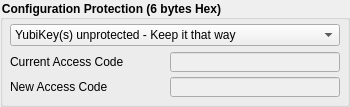
First picture: the form in src/ui/yubiaccbox.ui, repository Yubico/yubikey-personalization-gui, before the edit.
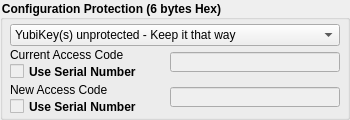
Second picture: the form after the edit. Icons and pictures are not drawn.

Commit message: add serial checkboxes

What changed in the file:
```diff
--- a/src/ui/yubiaccbox.ui
+++ b/src/ui/yubiaccbox.ui
@@ -11,7 +11,7 @@
     <x>0</x>
     <y>0</y>
     <width>350</width>
-    <height>107</height>
+    <height>120</height>
    </rect>
   </property>
   <property name="windowTitle">
@@ -23,7 +23,7 @@
      <x>0</x>
      <y>0</y>
      <width>350</width>
-     <height>107</height>
+     <height>120</height>
     </rect>
    </property>
    <property name="styleSheet">
@@ -103,7 +103,7 @@
     <property name="geometry">
      <rect>
       <x>10</x>
-      <y>52</y>
+      <y>45</y>
       <width>141</width>
       <height>20</height>
      </rect>
@@ -119,7 +119,7 @@
     <property name="geometry">
      <rect>
       <x>10</x>
-      <y>77</y>
+      <y>80</y>
       <width>141</width>
       <height>20</height>
      </rect>
@@ -138,7 +138,7 @@
     <property name="geometry">
      <rect>
       <x>170</x>
-      <y>77</y>
+      <y>87</y>
       <width>170</width>
       <height>20</height>
      </rect>
@@ -208,6 +208,46 @@
      <bool>false</bool>
     </property>
    </widget>
+   <widget class="QCheckBox" name="currentUseSerial">
+    <property name="enabled">
+     <bool>false</bool>
+    </property>
+    <property name="geometry">
+     <rect>
+      <x>10</x>
+      <y>60</y>
+      <width>150</width>
+      <height>23</height>
+     </rect>
+    </property>
+    <property name="styleSheet">
+     <string notr="true">font: 11px &quot;Verdana&quot;;
+       color: rgb(0, 0, 0);</string>
+    </property>
+    <property name="text">
+     <string>Use Serial Number</string>
+    </property>
+   </widget>
+   <widget class="QCheckBox" name="newUseSerial">
+    <property name="enabled">
+     <bool>false</bool>
+    </property>
+    <property name="geometry">
+     <rect>
+      <x>10</x>
+      <y>95</y>
+      <width>150</width>
+      <height>23</height>
+     </rect>
+    </property>
+    <property name="styleSheet">
+     <string notr="true">font: 11px &quot;Verdana&quot;;
+       color: rgb(0, 0, 0);</string>
+    </property>
+    <property name="text">
+     <string>Use Serial Number</string>
+    </property>
+   </widget>
   </widget>
  </widget>
  <resources/>
```
Left out of the diff: 8 changed lines with no effect on the pictures. The commit also changes 1 other file.
